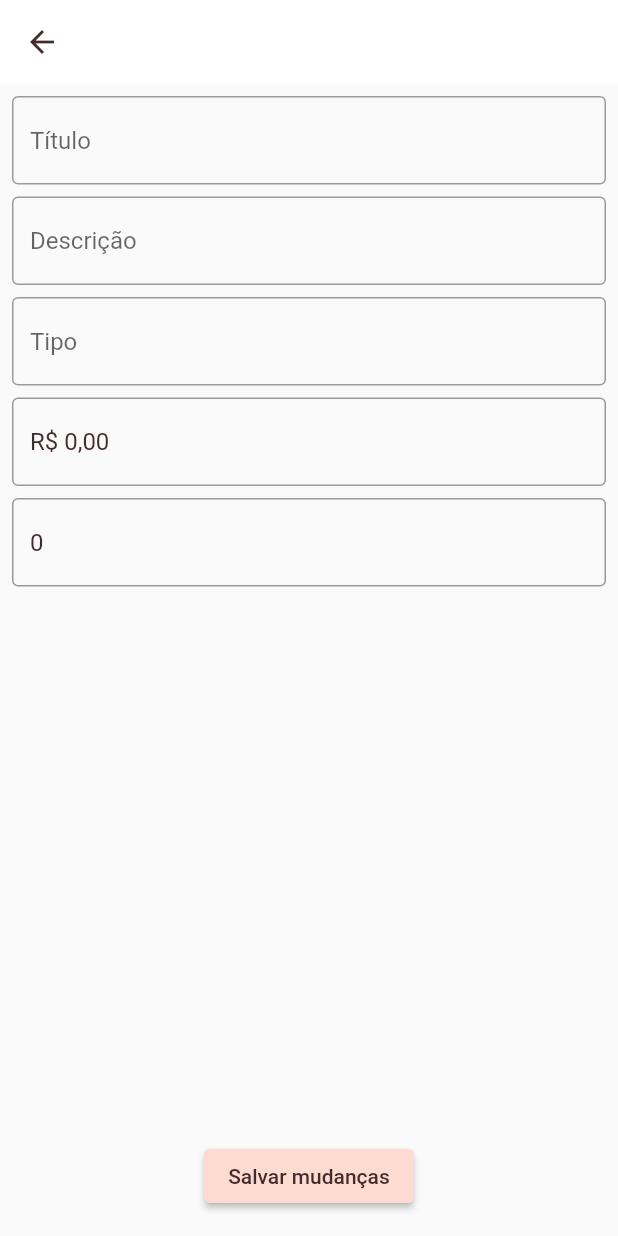
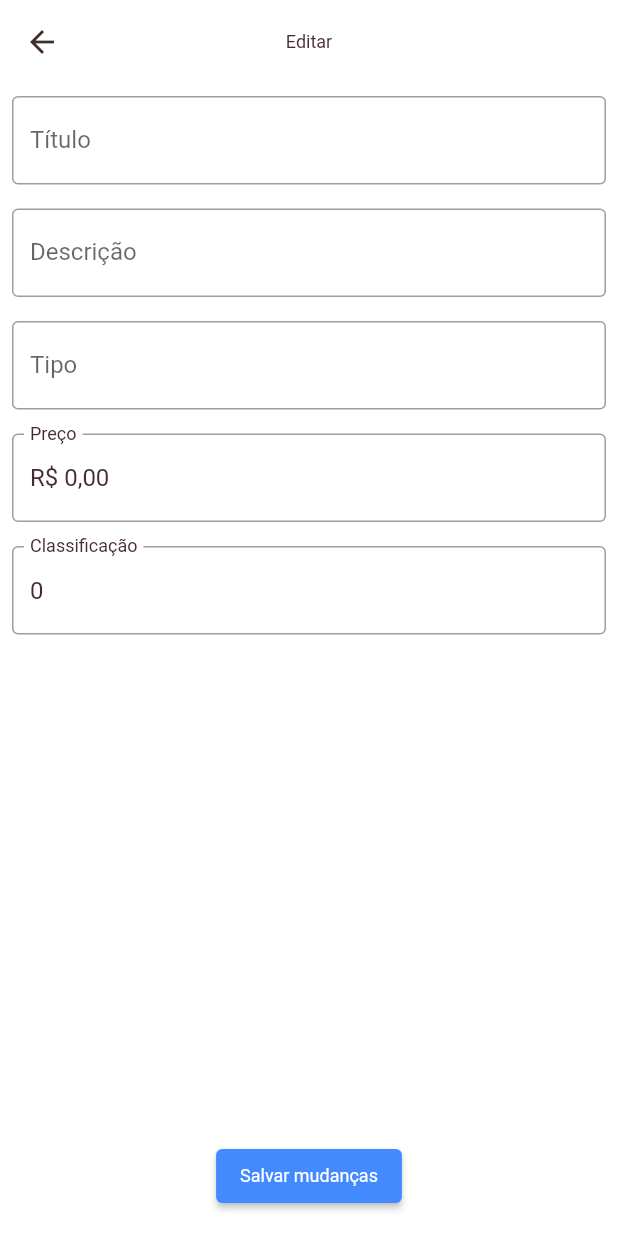
Before and after one commit to miller00315/flutter_ddd_firebase, a Flutter app: the EditProductPage screen opened directly with empty values, on a phone screen of 412 x 824 dp. Run offline on Flutter 3.47's test engine with Material 2 defaults, Android fonts, the phone set to English and light mode, and no system bars; our stand-ins replace bloc, cloud_firestore, dartz, equatable, firebase_core, flutter_bloc and 4 more; missing offline and left inert: firebase_image; accounts and stored records are empty.

Commit message:
Ajustando textos

```diff
--- a/flutter_project/lib/config/colors/default_colors.dart
+++ b/flutter_project/lib/config/colors/default_colors.dart
@@ -1,15 +1,17 @@
 import 'package:flutter/material.dart';
 
-const kShrinePink50 = Color(0xFFFEEAE6);
-const kShrinePink100 = Color(0xFFFEDBD0);
-const kShrinePink300 = Color(0xFFFBB8AC);
-const kShrinePink400 = Color(0xFFEAA4A4);
+mixin AppColors {
+  static const appPink50 = Color(0xFFFEEAE6);
+  static const appPink100 = Color(0xFFFEDBD0);
+  static const appPink300 = Color(0xFFFBB8AC);
+  static const appPink400 = Color(0xFFEAA4A4);
 
-const kShrineBrown900 = Color(0xFF442B2D);
+  static const appBrown900 = Color(0xFF442B2D);
 
-const kShrineErrorRed = Color(0xFFC5032B);
+  static const appErrorRed = Color(0xFFC5032B);
 
-const kShrineSurfaceWhite = Color(0xFFFFFBFA);
-const kShrineBackgroundWhite = Colors.white;
+  static const appSurfaceWhite = Color(0xFFFFFBFA);
+  static const whiteBackground = Colors.white;
 
-const kShrinePurple = Color(0xFF5D1049);
+  static const appPurple = Color(0xFF5D1049);
+}
--- /dev/null
+++ b/flutter_project/lib/config/design_metrics/icons_size.dart
@@ -0,0 +1,5 @@
+mixin IconSize {
+  static const ultraSmall = 16.0;
+  static const small = 28.0;
+  static const medium = 32.0;
+}
--- /dev/null
+++ b/flutter_project/lib/config/design_metrics/spacing.dart
@@ -0,0 +1,4 @@
+mixin AppSpacing {
+  static const small = 8.0;
+  static const medium = 16.0;
+}
--- /dev/null
+++ b/flutter_project/lib/config/texts/app_texts.dart
@@ -0,0 +1,21 @@
+mixin AppTexts {
+  static const appTitle = 'Supermarket';
+  static const alertContinueAction = 'Você deseja continuar esta ação';
+  static const confirm = 'Confirmar';
+  static const cancel = 'Cancelar';
+  static const delete = 'Excluir';
+  static const edit = 'Editar';
+  static const bucketUrl = 'gs://flutter-project-80ed5.appspot.com/images/';
+  static const itemDeleted = 'Item excluído';
+  static const deleteItemFailed = 'Falha ao excluir item';
+  static const requiredField = 'Este campo não pode ser vazio';
+  static const updateItemSuccess = 'Produto atualizado com suceso';
+  static const updateItemFailed = 'Falah ao atualizar o produto';
+  static const title = 'Título';
+  static const description = 'Descrição';
+  static const type = 'Tipo';
+  static const price = 'Preço';
+  static const classification = 'Classificação';
+  static const saveChanges = 'Salvar mudanças';
+  static const errorLoadData = 'Algo ocorreu ao tentar carregar os produtos';
+}
--- a/flutter_project/lib/src/presentation/pages/edit_product_page/edit_product_page.dart
+++ b/flutter_project/lib/src/presentation/pages/edit_product_page/edit_product_page.dart
@@ -2,6 +2,9 @@ import 'package:currency_text_input_formatter/currency_text_input_formatter.dart
 import 'package:flutter/material.dart';
 import 'package:flutter/services.dart';
 import 'package:flutter_bloc/flutter_bloc.dart';
+import 'package:flutter_project/config/colors/default_colors.dart';
+import 'package:flutter_project/config/design_metrics/spacing.dart';
+import 'package:flutter_project/config/texts/app_texts.dart';
 import 'package:flutter_project/injector/main.dart';
 import 'package:flutter_project/src/application/product_form_bloc/product_form_bloc.dart';
 import 'package:flutter_project/src/domain/entities/product.dart';
@@ -45,13 +48,36 @@ class _EditProductPageState extends State<EditProductPage> {
   @override
   Widget build(BuildContext context) {
     return Scaffold(
+      resizeToAvoidBottomInset: false,
+      backgroundColor: AppColors.whiteBackground,
       appBar: AppBar(
-        backgroundColor: Colors.white,
+        backgroundColor: AppColors.whiteBackground,
         elevation: 0,
+        centerTitle: true,
+        title: Text(
+          AppTexts.edit,
+          style: Theme.of(context).textTheme.caption,
+        ),
       ),
       body: BlocConsumer<ProductFormBloc, ProductFormState>(
         bloc: bloc,
-        listener: (BuildContext context, state) {},
+        listenWhen: (p, c) =>
+            p.saveFailureOrSuccessOption != c.saveFailureOrSuccessOption,
+        listener: (BuildContext context, state) {
+          state.saveFailureOrSuccessOption.fold(
+            () => ScaffoldMessenger.of(context).showSnackBar(
+              const SnackBar(
+                content: Text(AppTexts.updateItemFailed),
+                backgroundColor: Colors.red,
+              ),
+            ),
+            (a) => ScaffoldMessenger.of(context).showSnackBar(
+              const SnackBar(
+                content: Text(AppTexts.updateItemSuccess),
+              ),
+            ),
+          );
+        },
         builder: (BuildContext context, ProductFormState state) {
           if (state.product != null) {
             return Form(
@@ -65,25 +91,32 @@ class _EditProductPageState extends State<EditProductPage> {
                       padding: const EdgeInsets.all(8),
                       children: [
                         TextFormField(
-                          decoration: const InputDecoration(hintText: 'Título'),
+                          enabled: !state.isSaving,
+                          decoration: const InputDecoration(
+                            hintText: AppTexts.title,
+                            labelText: AppTexts.title,
+                          ),
                           initialValue: state.product!.title.getOrElse(''),
                           onChanged: (title) =>
                               bloc.add(ProductFormEvent.titleChanged(title)),
                           validator: (_) =>
                               bloc.state.product!.title.value.fold(
                             (failure) => failure.maybeMap(
-                              empty: (f) => 'Este campo não pode ser vazio',
+                              empty: (f) => AppTexts.requiredField,
                               orElse: () => null,
                             ),
                             (_) => null,
                           ),
                         ),
                         const SizedBox(
-                          height: 8,
+                          height: AppSpacing.medium,
                         ),
                         TextFormField(
-                          decoration:
-                              const InputDecoration(hintText: 'Descrição'),
+                          enabled: !state.isSaving,
+                          decoration: const InputDecoration(
+                            hintText: AppTexts.description,
+                            labelText: AppTexts.description,
+                          ),
                           minLines: 1,
                           maxLines: 5,
                           initialValue: state.product!.description,
@@ -92,27 +125,35 @@ class _EditProductPageState extends State<EditProductPage> {
                           ),
                         ),
                         const SizedBox(
-                          height: 8,
+                          height: AppSpacing.medium,
                         ),
                         TextFormField(
-                          decoration: const InputDecoration(hintText: 'Tipo'),
+                          enabled: !state.isSaving,
+                          decoration: const InputDecoration(
+                            hintText: AppTexts.type,
+                            labelText: AppTexts.type,
+                          ),
                           initialValue: state.product!.type.getOrElse(''),
                           onChanged: (type) => bloc.add(
                             ProductFormEvent.typeChanged(type),
                           ),
                           validator: (_) => bloc.state.product!.type.value.fold(
                             (failure) => failure.maybeMap(
-                              empty: (f) => 'Este campo não pode ser vazio',
+                              empty: (f) => AppTexts.requiredField,
                               orElse: () => null,
                             ),
                             (r) => null,
                           ),
                         ),
                         const SizedBox(
-                          height: 8,
+                          height: AppSpacing.medium,
                         ),
                         TextFormField(
-                          decoration: const InputDecoration(hintText: 'Preço'),
+                          enabled: !state.isSaving,
+                          decoration: const InputDecoration(
+                            labelText: AppTexts.price,
+                            hintText: AppTexts.price,
+                          ),
                           keyboardType: TextInputType.number,
                           inputFormatters: [_formatter],
                           initialValue: _formatter.format(
@@ -133,19 +174,21 @@ class _EditProductPageState extends State<EditProductPage> {
                           validator: (_) =>
                               bloc.state.product!.price.value.fold(
                             (failure) => failure.maybeMap(
-                              empty: (value) =>
-                                  'Este campo não pode ser vazio ou $value',
+                              empty: (value) => AppTexts.requiredField,
                               orElse: () => null,
                             ),
                             (_) => null,
                           ),
                         ),
                         const SizedBox(
-                          height: 8,
+                          height: AppSpacing.medium,
                         ),
                         TextFormField(
-                          decoration:
-                              const InputDecoration(hintText: 'Classificação'),
+                          enabled: !state.isSaving,
+                          decoration: const InputDecoration(
+                            hintText: AppTexts.classification,
+                            labelText: AppTexts.classification,
+                          ),
                           keyboardType: TextInputType.number,
                           initialValue: state.product!.rating.toString(),
                           inputFormatters: [
@@ -170,7 +213,13 @@ class _EditProductPageState extends State<EditProductPage> {
                         : ElevatedButton(
                             onPressed: () =>
                                 bloc.add(const ProductFormEvent.saved()),
-                            child: const Text('Salvar mudanças'),
+                            child: Text(
+                              AppTexts.saveChanges,
+                              style: Theme.of(context)
+                                  .textTheme
+                                  .caption!
+                                  .copyWith(color: AppColors.whiteBackground),
+                            ),
                           ),
                   )
                 ],
```
Also changed, not shown: flutter_project/lib/config/themes/app_theme.dart (+13 -10 lines), flutter_project/lib/src/presentation/app_widget.dart (+10 -1 lines), flutter_project/lib/src/presentation/pages/products_page/products_page.dart (+12 -4 lines), flutter_project/lib/src/presentation/pages/products_page/widgets/product_list_tile.dart (+35 -23 lines), flutter_project/lib/src/presentation/pages/products_page/widgets/products_page_body.dart (+8 -3 lines), flutter_project/lib/src/presentation/widgets/custom_alert.dart (+20 -5 lines), flutter_project/lib/src/presentation/widgets/error_layout.dart (added, +32 -0 lines), flutter_project/lib/src/presentation/widgets/rating_widget.dart (added, +22 -0 lines).
